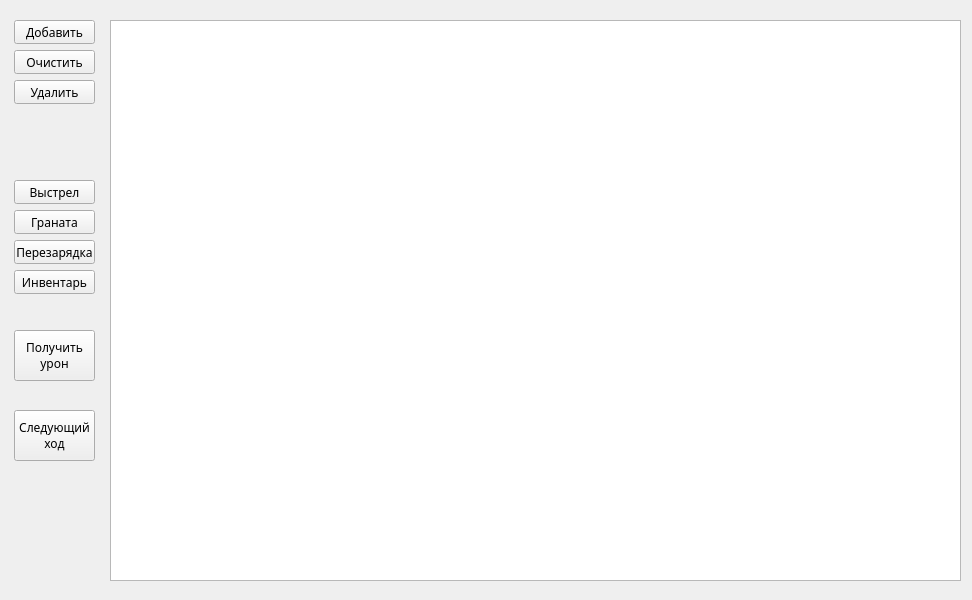
The window that main.ui (DemasMemas/Automatized_Enemy_System) describes before a commit, drawn with Qt 5.
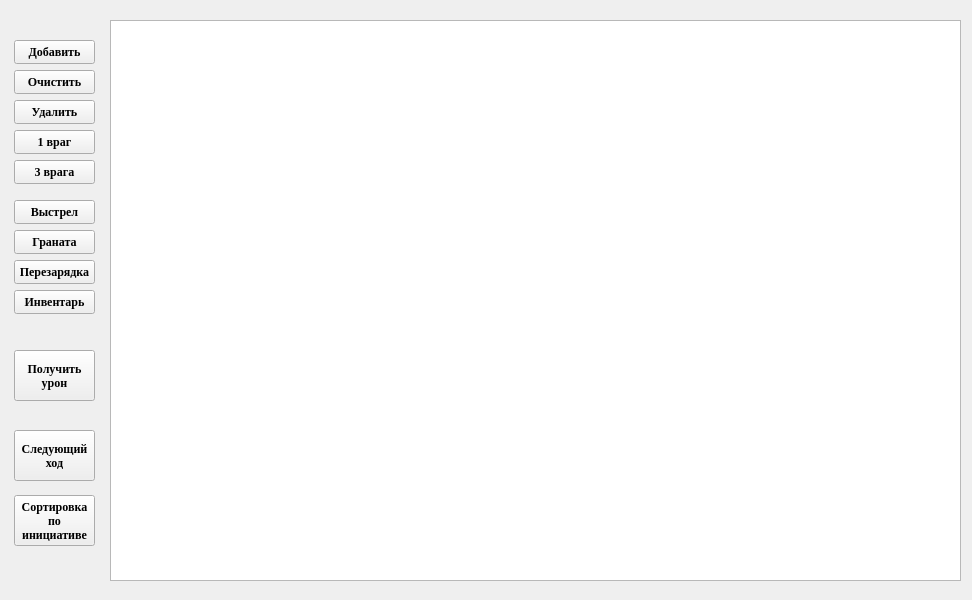
The same window after the commit.

The edit to the form file:
```diff
--- a/main.ui
+++ b/main.ui
@@ -23,11 +23,18 @@
     <property name="geometry">
      <rect>
       <x>14</x>
-      <y>20</y>
+      <y>40</y>
       <width>81</width>
       <height>24</height>
      </rect>
     </property>
+    <property name="font">
+     <font>
+      <family>Times New Roman</family>
+      <weight>75</weight>
+      <bold>true</bold>
+     </font>
+    </property>
     <property name="text">
      <string>Добавить</string>
     </property>
@@ -61,11 +68,18 @@
     <property name="geometry">
      <rect>
       <x>14</x>
-      <y>50</y>
+      <y>70</y>
       <width>81</width>
       <height>24</height>
      </rect>
     </property>
+    <property name="font">
+     <font>
+      <family>Times New Roman</family>
+      <weight>75</weight>
+      <bold>true</bold>
+     </font>
+    </property>
     <property name="text">
      <string>Очистить</string>
     </property>
@@ -74,11 +88,18 @@
     <property name="geometry">
      <rect>
       <x>14</x>
-      <y>80</y>
+      <y>100</y>
       <width>81</width>
       <height>24</height>
      </rect>
     </property>
+    <property name="font">
+     <font>
+      <family>Times New Roman</family>
+      <weight>75</weight>
+      <bold>true</bold>
+     </font>
+    </property>
     <property name="text">
      <string>Удалить</string>
     </property>
@@ -87,11 +108,18 @@
     <property name="geometry">
      <rect>
       <x>14</x>
-      <y>180</y>
+      <y>200</y>
       <width>81</width>
       <height>24</height>
      </rect>
     </property>
+    <property name="font">
+     <font>
+      <family>Times New Roman</family>
+      <weight>75</weight>
+      <bold>true</bold>
+     </font>
+    </property>
     <property name="text">
      <string>Выстрел</string>
     </property>
@@ -100,11 +128,18 @@
     <property name="geometry">
      <rect>
       <x>14</x>
-      <y>210</y>
+      <y>230</y>
       <width>81</width>
       <height>24</height>
      </rect>
     </property>
+    <property name="font">
+     <font>
+      <family>Times New Roman</family>
+      <weight>75</weight>
+      <bold>true</bold>
+     </font>
+    </property>
     <property name="text">
      <string>Граната</string>
     </property>
@@ -113,11 +148,18 @@
     <property name="geometry">
      <rect>
       <x>14</x>
-      <y>270</y>
+      <y>290</y>
       <width>81</width>
       <height>24</height>
      </rect>
     </property>
+    <property name="font">
+     <font>
+      <family>Times New Roman</family>
+      <weight>75</weight>
+      <bold>true</bold>
+     </font>
+    </property>
     <property name="text">
      <string>Инвентарь</string>
     </property>
@@ -126,11 +168,18 @@
     <property name="geometry">
      <rect>
       <x>14</x>
-      <y>330</y>
+      <y>350</y>
       <width>81</width>
       <height>51</height>
      </rect>
     </property>
+    <property name="font">
+     <font>
+      <family>Times New Roman</family>
+      <weight>75</weight>
+      <bold>true</bold>
+     </font>
+    </property>
     <property name="text">
      <string>Получить
 урон</string>
@@ -140,11 +189,18 @@
     <property name="geometry">
      <rect>
       <x>14</x>
-      <y>410</y>
+      <y>430</y>
       <width>81</width>
       <height>51</height>
      </rect>
     </property>
+    <property name="font">
+     <font>
+      <family>Times New Roman</family>
+      <weight>75</weight>
+      <bold>true</bold>
+     </font>
+    </property>
     <property name="text">
      <string>Следующий
 ход</string>
@@ -154,15 +210,84 @@
     <property name="geometry">
      <rect>
       <x>14</x>
-      <y>240</y>
+      <y>260</y>
       <width>81</width>
       <height>24</height>
      </rect>
     </property>
+    <property name="font">
+     <font>
+      <family>Times New Roman</family>
+      <weight>75</weight>
+      <bold>true</bold>
+     </font>
+    </property>
     <property name="text">
      <string>Перезарядка</string>
     </property>
    </widget>
+   <widget class="QPushButton" name="initiative_sort_btn">
+    <property name="geometry">
+     <rect>
+      <x>14</x>
+      <y>495</y>
+      <width>81</width>
+      <height>51</height>
+     </rect>
+    </property>
+    <property name="font">
+     <font>
+      <family>Times New Roman</family>
+      <weight>75</weight>
+      <bold>true</bold>
+     </font>
+    </property>
+    <property name="text">
+     <string>Сортировка
+по
+инициативе</string>
+    </property>
+   </widget>
+   <widget class="QPushButton" name="enemy_add_rand_1">
+    <property name="geometry">
+     <rect>
+      <x>14</x>
+      <y>130</y>
+      <width>81</width>
+      <height>24</height>
+     </rect>
+    </property>
+    <property name="font">
+     <font>
+      <family>Times New Roman</family>
+      <weight>75</weight>
+      <bold>true</bold>
+     </font>
+    </property>
+    <property name="text">
+     <string>1 враг</string>
+    </property>
+   </widget>
+   <widget class="QPushButton" name="enemy_add_rand_3">
+    <property name="geometry">
+     <rect>
+      <x>14</x>
+      <y>160</y>
+      <width>81</width>
+      <height>24</height>
+     </rect>
+    </property>
+    <property name="font">
+     <font>
+      <family>Times New Roman</family>
+      <weight>75</weight>
+      <bold>true</bold>
+     </font>
+    </property>
+    <property name="text">
+     <string>3 врага</string>
+    </property>
+   </widget>
   </widget>
  </widget>
  <resources/>
```
Left out of the diff: 4 changed lines with no effect on the pictures.
